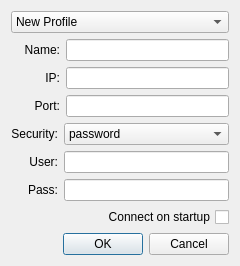
Above: ui/profile.ui from j0z/Crescendo before the change. Below: the same form after it.
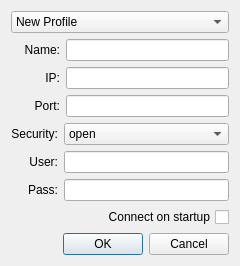
That is the form after the change.

Commit message: Open security type added

The edit to the form file:
```diff
--- a/ui/profile.ui
+++ b/ui/profile.ui
@@ -7,7 +7,7 @@
     <x>0</x>
     <y>0</y>
     <width>240</width>
-    <height>221</height>
+    <height>250</height>
    </rect>
   </property>
   <property name="windowTitle">
@@ -100,6 +100,11 @@
      </item>
      <item row="0" column="2">
       <widget class="QComboBox" name="cmb_security">
+       <item>
+        <property name="text">
+         <string>open</string>
+        </property>
+       </item>
        <item>
         <property name="text">
          <string>password</string>
```
The commit also changes 4 other files.
